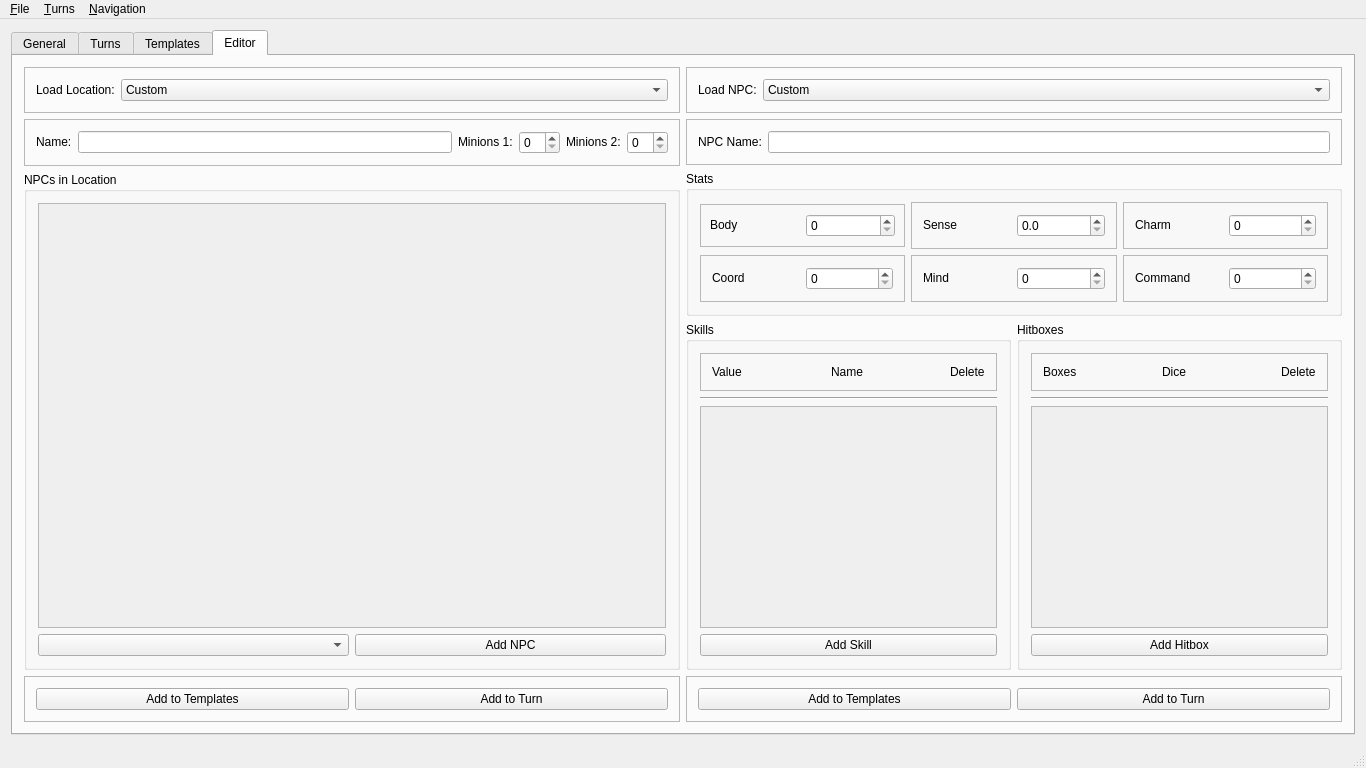
The window that src/mainwindow.ui (zobin8/talented-gm) describes before a commit, drawn with Qt 5.
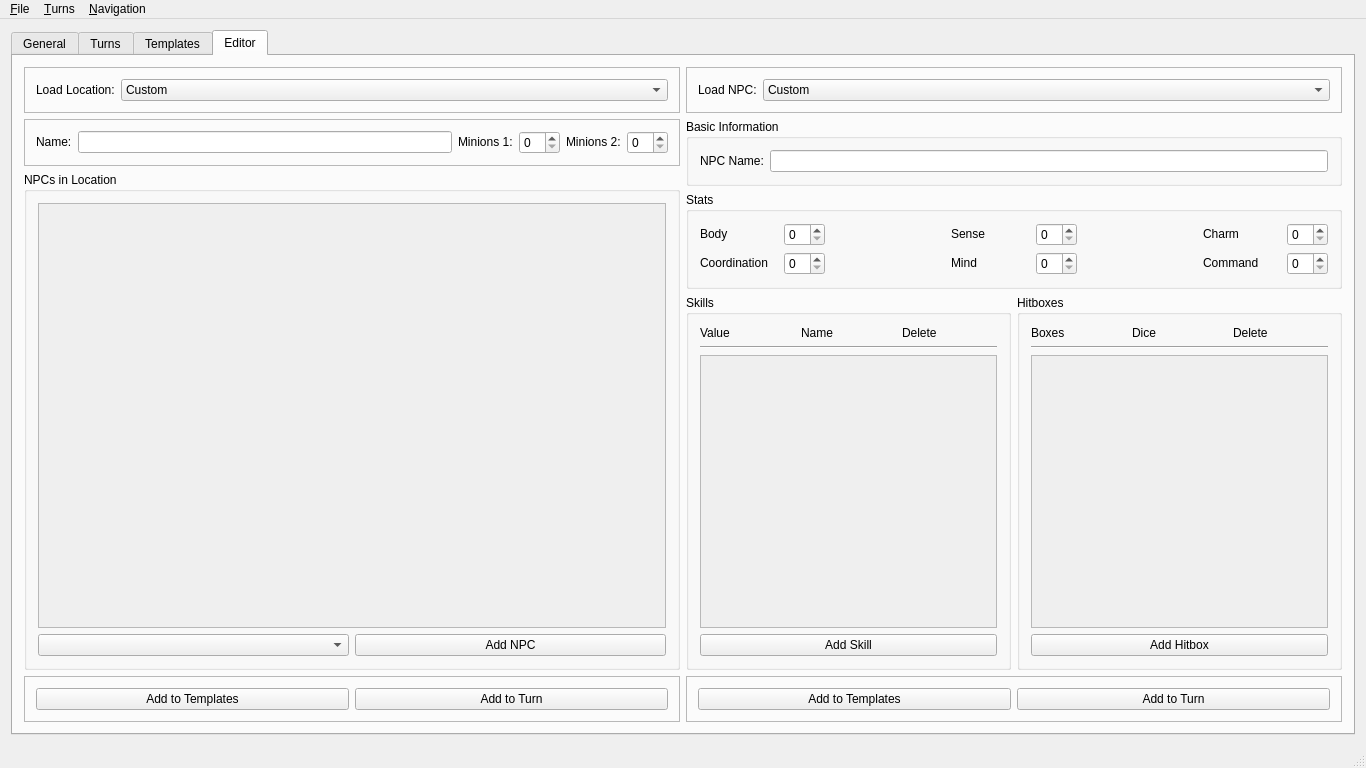
The same window after the commit.

Commit message: Updated UI  * Minor fixes to make UI look better.  * Also made more space for descriptions.

Patch:
```diff
--- a/src/mainwindow.ui
+++ b/src/mainwindow.ui
@@ -95,20 +95,38 @@
             <number>0</number>
            </property>
            <item>
-            <widget class="QFrame" name="frame_4">
+            <widget class="QGroupBox" name="groupBox_3">
              <property name="sizePolicy">
               <sizepolicy hsizetype="Preferred" vsizetype="Fixed">
                <horstretch>0</horstretch>
                <verstretch>0</verstretch>
               </sizepolicy>
              </property>
-             <property name="frameShape">
-              <enum>QFrame::StyledPanel</enum>
+             <property name="title">
+              <string>Location</string>
              </property>
-             <property name="frameShadow">
-              <enum>QFrame::Raised</enum>
+             <layout class="QVBoxLayout" name="verticalLayout_30">
+              <item>
+               <widget class="QWidget" name="widget_4" native="true">
+                <property name="sizePolicy">
+                 <sizepolicy hsizetype="Preferred" vsizetype="Fixed">
+                  <horstretch>0</horstretch>
+                  <verstretch>0</verstretch>
+                 </sizepolicy>
              </property>
              <layout class="QHBoxLayout" name="horizontalLayout_7">
+                 <property name="leftMargin">
+                  <number>0</number>
+                 </property>
+                 <property name="topMargin">
+                  <number>0</number>
+                 </property>
+                 <property name="rightMargin">
+                  <number>0</number>
+                 </property>
+                 <property name="bottomMargin">
+                  <number>0</number>
+                 </property>
               <item>
                <widget class="QLabel" name="turnLocationLabel">
                 <property name="sizePolicy">
@@ -141,7 +159,7 @@
               <item>
                <widget class="QLabel" name="label_10">
                 <property name="sizePolicy">
-                 <sizepolicy hsizetype="Fixed" vsizetype="Preferred">
+                    <sizepolicy hsizetype="Fixed" vsizetype="Fixed">
                   <horstretch>0</horstretch>
                   <verstretch>0</verstretch>
                  </sizepolicy>
@@ -167,7 +185,7 @@
               <item>
                <widget class="QLabel" name="label_11">
                 <property name="sizePolicy">
-                 <sizepolicy hsizetype="Fixed" vsizetype="Preferred">
+                    <sizepolicy hsizetype="Fixed" vsizetype="Fixed">
                   <horstretch>0</horstretch>
                   <verstretch>0</verstretch>
                  </sizepolicy>
@@ -193,6 +211,9 @@
              </layout>
             </widget>
            </item>
+             </layout>
+            </widget>
+           </item>
            <item>
             <widget class="QGroupBox" name="turnNPCBox">
              <property name="title">
@@ -215,8 +236,8 @@
                   <rect>
                    <x>0</x>
                    <y>0</y>
-                   <width>639</width>
-                   <height>408</height>
+                   <width>634</width>
+                   <height>356</height>
                   </rect>
                  </property>
                  <layout class="QVBoxLayout" name="verticalLayout_27"/>
@@ -326,8 +347,8 @@
                      <rect>
                       <x>0</x>
                       <y>0</y>
-                      <width>308</width>
-                      <height>63</height>
+                      <width>304</width>
+                      <height>68</height>
                      </rect>
                     </property>
                     <layout class="QVBoxLayout" name="verticalLayout_24"/>
@@ -376,8 +397,8 @@
                      <rect>
                       <x>0</x>
                       <y>0</y>
-                      <width>308</width>
-                      <height>63</height>
+                      <width>304</width>
+                      <height>68</height>
                      </rect>
                     </property>
                     <layout class="QVBoxLayout" name="verticalLayout_23"/>
@@ -418,20 +439,26 @@
              </property>
              <layout class="QVBoxLayout" name="verticalLayout_3">
               <item>
-               <widget class="QFrame" name="frame_2">
+               <widget class="QWidget" name="widget_2" native="true">
                 <property name="sizePolicy">
                  <sizepolicy hsizetype="Preferred" vsizetype="Fixed">
                   <horstretch>0</horstretch>
                   <verstretch>0</verstretch>
                  </sizepolicy>
                 </property>
-                <property name="frameShape">
-                 <enum>QFrame::StyledPanel</enum>
-                </property>
-                <property name="frameShadow">
-                 <enum>QFrame::Raised</enum>
-                </property>
                 <layout class="QHBoxLayout" name="horizontalLayout_4">
+                 <property name="leftMargin">
+                  <number>0</number>
+                 </property>
+                 <property name="topMargin">
+                  <number>0</number>
+                 </property>
+                 <property name="rightMargin">
+                  <number>0</number>
+                 </property>
+                 <property name="bottomMargin">
+                  <number>0</number>
+                 </property>
                  <item>
                   <widget class="QLabel" name="label_6">
                    <property name="sizePolicy">
@@ -530,8 +557,8 @@
                   <rect>
                    <x>0</x>
                    <y>0</y>
-                   <width>638</width>
-                   <height>307</height>
+                   <width>634</width>
+                   <height>304</height>
                   </rect>
                  </property>
                  <layout class="QVBoxLayout" name="verticalLayout_25"/>
@@ -708,8 +735,8 @@
                <rect>
                 <x>0</x>
                 <y>0</y>
-                <width>639</width>
-                <height>270</height>
+                <width>634</width>
+                <height>261</height>
                </rect>
               </property>
               <layout class="QVBoxLayout" name="verticalLayout_20"/>
@@ -741,8 +768,8 @@
                <rect>
                 <x>0</x>
                 <y>0</y>
-                <width>639</width>
-                <height>271</height>
+                <width>634</width>
+                <height>262</height>
                </rect>
               </property>
               <layout class="QVBoxLayout" name="verticalLayout_21"/>
@@ -759,20 +786,26 @@
           </property>
           <layout class="QVBoxLayout" name="verticalLayout_7">
            <item>
-            <widget class="QFrame" name="frame_6">
+            <widget class="QWidget" name="widget_6" native="true">
              <property name="sizePolicy">
               <sizepolicy hsizetype="Preferred" vsizetype="Fixed">
                <horstretch>0</horstretch>
                <verstretch>0</verstretch>
               </sizepolicy>
              </property>
-             <property name="frameShape">
-              <enum>QFrame::StyledPanel</enum>
-             </property>
-             <property name="frameShadow">
-              <enum>QFrame::Raised</enum>
-             </property>
              <layout class="QHBoxLayout" name="horizontalLayout_11">
+              <property name="leftMargin">
+               <number>0</number>
+              </property>
+              <property name="topMargin">
+               <number>0</number>
+              </property>
+              <property name="rightMargin">
+               <number>0</number>
+              </property>
+              <property name="bottomMargin">
+               <number>0</number>
+              </property>
               <item>
                <widget class="QLabel" name="label_7">
                 <property name="sizePolicy">
@@ -838,8 +871,8 @@
                <rect>
                 <x>0</x>
                 <y>0</y>
-                <width>638</width>
-                <height>227</height>
+                <width>634</width>
+                <height>233</height>
                </rect>
               </property>
               <layout class="QVBoxLayout" name="verticalLayout_22"/>
@@ -981,20 +1014,35 @@
             </widget>
            </item>
            <item>
-            <widget class="QFrame" name="frame_13">
+            <widget class="QFrame" name="frame_4">
+             <property name="frameShape">
+              <enum>QFrame::StyledPanel</enum>
+             </property>
+             <property name="frameShadow">
+              <enum>QFrame::Raised</enum>
+             </property>
+             <layout class="QVBoxLayout" name="verticalLayout_31">
+              <item>
+               <widget class="QWidget" name="widget_13" native="true">
              <property name="sizePolicy">
               <sizepolicy hsizetype="Preferred" vsizetype="Fixed">
                <horstretch>0</horstretch>
                <verstretch>0</verstretch>
               </sizepolicy>
              </property>
-             <property name="frameShape">
-              <enum>QFrame::StyledPanel</enum>
-             </property>
-             <property name="frameShadow">
-              <enum>QFrame::Raised</enum>
-             </property>
              <layout class="QHBoxLayout" name="horizontalLayout_19">
+                 <property name="leftMargin">
+                  <number>0</number>
+                 </property>
+                 <property name="topMargin">
+                  <number>0</number>
+                 </property>
+                 <property name="rightMargin">
+                  <number>0</number>
+                 </property>
+                 <property name="bottomMargin">
+                  <number>0</number>
+                 </property>
               <item>
                <widget class="QLabel" name="label_24">
                 <property name="sizePolicy">
@@ -1067,6 +1115,9 @@
              </layout>
             </widget>
            </item>
+             </layout>
+            </widget>
+           </item>
            <item>
             <widget class="QGroupBox" name="editNPCBox">
              <property name="title">
@@ -1089,8 +1140,8 @@
                   <rect>
                    <x>0</x>
                    <y>0</y>
-                   <width>639</width>
-                   <height>469</height>
+                   <width>634</width>
+                   <height>447</height>
                   </rect>
                  </property>
                  <layout class="QVBoxLayout" name="verticalLayout_18"/>
@@ -1168,6 +1219,12 @@
         </item>
         <item>
          <widget class="QWidget" name="widget_7" native="true">
+          <property name="sizePolicy">
+           <sizepolicy hsizetype="Preferred" vsizetype="Preferred">
+            <horstretch>0</horstretch>
+            <verstretch>0</verstretch>
+           </sizepolicy>
+          </property>
           <layout class="QVBoxLayout" name="verticalLayout_11">
            <property name="leftMargin">
             <number>0</number>
@@ -1222,18 +1279,45 @@
             </widget>
            </item>
            <item>
-            <widget class="QFrame" name="frame_26">
+            <widget class="QWidget" name="widget_3" native="true">
+             <layout class="QHBoxLayout" name="horizontalLayout_2">
+              <property name="leftMargin">
+               <number>0</number>
+              </property>
+              <property name="topMargin">
+               <number>0</number>
+              </property>
+              <property name="rightMargin">
+               <number>0</number>
+              </property>
+              <property name="bottomMargin">
+               <number>0</number>
+              </property>
+              <item>
+               <widget class="QWidget" name="widget_12" native="true">
+                <layout class="QVBoxLayout" name="verticalLayout_32">
+                 <property name="leftMargin">
+                  <number>0</number>
+                 </property>
+                 <property name="topMargin">
+                  <number>0</number>
+                 </property>
+                 <property name="rightMargin">
+                  <number>0</number>
+                 </property>
+                 <property name="bottomMargin">
+                  <number>0</number>
+                 </property>
+                 <item>
+                  <widget class="QGroupBox" name="groupBox_26">
              <property name="sizePolicy">
               <sizepolicy hsizetype="Preferred" vsizetype="Fixed">
                <horstretch>0</horstretch>
                <verstretch>0</verstretch>
               </sizepolicy>
              </property>
-             <property name="frameShape">
-              <enum>QFrame::StyledPanel</enum>
-             </property>
-             <property name="frameShadow">
-              <enum>QFrame::Raised</enum>
+                   <property name="title">
+                    <string>Basic Information</string>
              </property>
              <layout class="QHBoxLayout" name="horizontalLayout_33">
               <item>
@@ -1274,75 +1358,23 @@
               <string>Stats</string>
              </property>
              <layout class="QGridLayout" name="gridLayout_3">
-              <item row="1" column="1">
-               <widget class="QFrame" name="frame_18">
-                <property name="sizePolicy">
-                 <sizepolicy hsizetype="Preferred" vsizetype="Fixed">
-                  <horstretch>0</horstretch>
-                  <verstretch>0</verstretch>
-                 </sizepolicy>
-                </property>
-                <property name="frameShape">
-                 <enum>QFrame::StyledPanel</enum>
-                </property>
-                <property name="frameShadow">
-                 <enum>QFrame::Raised</enum>
-                </property>
-                <layout class="QHBoxLayout" name="horizontalLayout_25">
-                 <item>
-                  <widget class="QLabel" name="label_33">
-                   <property name="sizePolicy">
-                    <sizepolicy hsizetype="Preferred" vsizetype="Fixed">
-                     <horstretch>0</horstretch>
-                     <verstretch>0</verstretch>
-                    </sizepolicy>
-                   </property>
-                   <property name="text">
-                    <string>Mind</string>
-                   </property>
-                  </widget>
-                 </item>
-                 <item>
-                  <widget class="QSpinBox" name="editMindSpin">
-                   <property name="sizePolicy">
-                    <sizepolicy hsizetype="Preferred" vsizetype="Fixed">
-                     <horstretch>0</horstretch>
-                     <verstretch>0</verstretch>
-                    </sizepolicy>
-                   </property>
-                  </widget>
-                 </item>
-                </layout>
-               </widget>
+                    <item row="0" column="4">
+                     <spacer name="horizontalSpacer_3">
+                      <property name="orientation">
+                       <enum>Qt::Horizontal</enum>
+                      </property>
+                      <property name="sizeType">
+                       <enum>QSizePolicy::Preferred</enum>
+                      </property>
+                      <property name="sizeHint" stdset="0">
+                       <size>
+                        <width>40</width>
+                        <height>20</height>
+                       </size>
+                      </property>
+                     </spacer>
               </item>
               <item row="0" column="0">
-               <widget class="QFrame" name="frame_17">
-                <property name="sizePolicy">
-                 <sizepolicy hsizetype="Preferred" vsizetype="Fixed">
-                  <horstretch>0</horstretch>
-                  <verstretch>0</verstretch>
-                 </sizepolicy>
-                </property>
-                <property name="frameShape">
-                 <enum>QFrame::StyledPanel</enum>
-                </property>
-                <property name="frameShadow">
-                 <enum>QFrame::Raised</enum>
-                </property>
-                <layout class="QHBoxLayout" name="horizontalLayout_24">
-                 <property name="leftMargin">
-                  <number>9</number>
-                 </property>
-                 <property name="topMargin">
-                  <number>9</number>
-                 </property>
-                 <property name="rightMargin">
-                  <number>9</number>
-                 </property>
-                 <property name="bottomMargin">
-                  <number>9</number>
-                 </property>
-                 <item>
                   <widget class="QLabel" name="label_32">
                    <property name="sizePolicy">
                     <sizepolicy hsizetype="Preferred" vsizetype="Fixed">
@@ -1355,120 +1387,75 @@
                    </property>
                   </widget>
                  </item>
-                 <item>
-                  <widget class="QSpinBox" name="editBodySpin">
-                   <property name="sizePolicy">
-                    <sizepolicy hsizetype="Preferred" vsizetype="Fixed">
-                     <horstretch>0</horstretch>
-                     <verstretch>0</verstretch>
-                    </sizepolicy>
-                   </property>
-                  </widget>
-                 </item>
-                </layout>
-               </widget>
-              </item>
-              <item row="1" column="0">
-               <widget class="QFrame" name="frame_21">
-                <property name="sizePolicy">
-                 <sizepolicy hsizetype="Preferred" vsizetype="Fixed">
-                  <horstretch>0</horstretch>
-                  <verstretch>0</verstretch>
-                 </sizepolicy>
-                </property>
-                <property name="frameShape">
-                 <enum>QFrame::StyledPanel</enum>
-                </property>
-                <property name="frameShadow">
-                 <enum>QFrame::Raised</enum>
-                </property>
-                <layout class="QHBoxLayout" name="horizontalLayout_28">
-                 <item>
-                  <widget class="QLabel" name="label_36">
-                   <property name="sizePolicy">
-                    <sizepolicy hsizetype="Preferred" vsizetype="Fixed">
-                     <horstretch>0</horstretch>
-                     <verstretch>0</verstretch>
-                    </sizepolicy>
-                   </property>
-                   <property name="text">
-                    <string>Coord</string>
-                   </property>
-                  </widget>
-                 </item>
-                 <item>
-                  <widget class="QSpinBox" name="editCoordSpin">
-                   <property name="sizePolicy">
-                    <sizepolicy hsizetype="Preferred" vsizetype="Fixed">
-                     <horstretch>0</horstretch>
-                     <verstretch>0</verstretch>
-                    </sizepolicy>
-                   </property>
-                  </widget>
-                 </item>
-                </layout>
-               </widget>
-              </item>
-              <item row="0" column="1">
-               <widget class="QFrame" name="frame_20">
-                <property name="sizePolicy">
-                 <sizepolicy hsizetype="Preferred" vsizetype="Fixed">
-                  <horstretch>0</horstretch>
-                  <verstretch>0</verstretch>
-                 </sizepolicy>
-                </property>
-                <property name="frameShape">
-                 <enum>QFrame::StyledPanel</enum>
-                </property>
-                <property name="frameShadow">
-                 <enum>QFrame::Raised</enum>
-                </property>
-                <layout class="QHBoxLayout" name="horizontalLayout_27">
-                 <item>
-                  <widget class="QLabel" name="label_35">
-                   <property name="sizePolicy">
-                    <sizepolicy hsizetype="Preferred" vsizetype="Fixed">
-                     <horstretch>0</horstretch>
-                     <verstretch>0</verstretch>
-                    </sizepolicy>
-                   </property>
-                   <property name="text">
-                    <string>Sense</string>
-                   </property>
-                  </widget>
-                 </item>
-                 <item>
-                  <widget class="QDoubleSpinBox" name="editSenseSpin">
-                   <property name="sizePolicy">
-                    <sizepolicy hsizetype="Preferred" vsizetype="Fixed">
-                     <horstretch>0</horstretch>
-                     <verstretch>0</verstretch>
-                    </sizepolicy>
-                   </property>
-                   <property name="decimals">
-                    <number>1</number>
-                   </property>
-                  </widget>
-                 </item>
-                </layout>
-               </widget>
-              </item>
               <item row="0" column="2">
-               <widget class="QFrame" name="frame_22">
+                     <spacer name="horizontalSpacer_4">
+                      <property name="orientation">
+                       <enum>Qt::Horizontal</enum>
+                      </property>
+                      <property name="sizeType">
+                       <enum>QSizePolicy::Preferred</enum>
+                      </property>
+                      <property name="sizeHint" stdset="0">
+                       <size>
+                        <width>40</width>
+                        <height>20</height>
+                       </size>
+                      </property>
+                     </spacer>
+                    </item>
+                    <item row="1" column="1">
+                     <widget class="QSpinBox" name="editCoordSpin">
                 <property name="sizePolicy">
-                 <sizepolicy hsizetype="Preferred" vsizetype="Fixed">
+                       <sizepolicy hsizetype="Fixed" vsizetype="Fixed">
                   <horstretch>0</horstretch>
                   <verstretch>0</verstretch>
                  </sizepolicy>
                 </property>
-                <property name="frameShape">
-                 <enum>QFrame::StyledPanel</enum>
-                </property>
-                <property name="frameShadow">
-                 <enum>QFrame::Raised</enum>
-                </property>
-                <layout class="QHBoxLayout" name="horizontalLayout_29">
-                 <item>
+                     </widget>
+                    </item>
+                    <item row="0" column="1">
+                     <widget class="QSpinBox" name="editBodySpin">
+                      <property name="sizePolicy">
+                       <sizepolicy hsizetype="Fixed" vsizetype="Fixed">
+                        <horstretch>0</horstretch>
+                        <verstretch>0</verstretch>
+                       </sizepolicy>
+                      </property>
+                     </widget>
+                    </item>
+                    <item row="0" column="10">
+                     <spacer name="horizontalSpacer_5">
+                      <property name="orientation">
+                       <enum>Qt::Horizontal</enum>
+                      </property>
+                      <property name="sizeType">
+                       <enum>QSizePolicy::Preferred</enum>
+                      </property>
+                      <property name="sizeHint" stdset="0">
+                       <size>
+                        <width>40</width>
+                        <height>20</height>
+                       </size>
+                      </property>
+                     </spacer>
+                    </item>
+                    <item row="0" column="8">
+                     <spacer name="horizontalSpacer_2">
+                      <property name="orientation">
+                       <enum>Qt::Horizontal</enum>
+                      </property>
+                      <property name="sizeType">
+                       <enum>QSizePolicy::Preferred</enum>
+                      </property>
+                      <property name="sizeHint" stdset="0">
+                       <size>
+                        <width>40</width>
+                        <height>20</height>
+                       </size>
+                      </property>
+                     </spacer>
+                    </item>
+                    <item row="0" column="11">
                   <widget class="QLabel" name="label_37">
                    <property name="sizePolicy">
                     <sizepolicy hsizetype="Preferred" vsizetype="Fixed">
@@ -1481,35 +1468,89 @@
                    </property>
                   </widget>
                  </item>
-                 <item>
+                    <item row="0" column="12">
                   <widget class="QSpinBox" name="editCharmSpin">
                    <property name="sizePolicy">
+                       <sizepolicy hsizetype="Fixed" vsizetype="Fixed">
+                        <horstretch>0</horstretch>
+                        <verstretch>0</verstretch>
+                       </sizepolicy>
+                      </property>
+                     </widget>
+                    </item>
+                    <item row="1" column="0">
+                     <widget class="QLabel" name="label_36">
+                      <property name="sizePolicy">
                     <sizepolicy hsizetype="Preferred" vsizetype="Fixed">
                      <horstretch>0</horstretch>
                      <verstretch>0</verstretch>
                     </sizepolicy>
                    </property>
-                  </widget>
-                 </item>
-                </layout>
-               </widget>
-              </item>
-              <item row="1" column="2">
-               <widget class="QFrame" name="frame_19">
+                      <property name="text">
+                       <string>Coordination</string>
+                      </property>
+                     </widget>
+                    </item>
+                    <item row="0" column="3">
+                     <spacer name="horizontalSpacer_6">
+                      <property name="orientation">
+                       <enum>Qt::Horizontal</enum>
+                      </property>
+                      <property name="sizeType">
+                       <enum>QSizePolicy::Preferred</enum>
+                      </property>
+                      <property name="sizeHint" stdset="0">
+                       <size>
+                        <width>40</width>
+                        <height>20</height>
+                       </size>
+                      </property>
+                     </spacer>
+                    </item>
+                    <item row="1" column="7">
+                     <widget class="QSpinBox" name="editMindSpin">
+                      <property name="sizePolicy">
+                       <sizepolicy hsizetype="Fixed" vsizetype="Fixed">
+                        <horstretch>0</horstretch>
+                        <verstretch>0</verstretch>
+                       </sizepolicy>
+                      </property>
+                     </widget>
+                    </item>
+                    <item row="0" column="7">
+                     <widget class="QSpinBox" name="editSenseSpin">
                 <property name="sizePolicy">
+                       <sizepolicy hsizetype="Fixed" vsizetype="Fixed">
+                        <horstretch>0</horstretch>
+                        <verstretch>0</verstretch>
+                       </sizepolicy>
+                      </property>
+                     </widget>
+                    </item>
+                    <item row="0" column="5">
+                     <widget class="QLabel" name="label_35">
+                      <property name="sizePolicy">
                  <sizepolicy hsizetype="Preferred" vsizetype="Fixed">
                   <horstretch>0</horstretch>
                   <verstretch>0</verstretch>
                  </sizepolicy>
                 </property>
-                <property name="frameShape">
-                 <enum>QFrame::StyledPanel</enum>
-                </property>
-                <property name="frameShadow">
-                 <enum>QFrame::Raised</enum>
-                </property>
-                <layout class="QHBoxLayout" name="horizontalLayout_26">
-                 <item>
+                      <property name="text">
+                       <string>Sense</string>
+                      </property>
+                     </widget>
+                    </item>
+                    <item row="1" column="12">
+                     <widget class="QSpinBox" name="editCommSpin">
+                      <property name="sizePolicy">
+                       <sizepolicy hsizetype="Fixed" vsizetype="Fixed">
+                        <horstretch>0</horstretch>
+                        <verstretch>0</verstretch>
+                       </sizepolicy>
+                      </property>
+                     </widget>
+                    </item>
+                    <item row="1" column="11">
                   <widget class="QLabel" name="label_34">
                    <property name="sizePolicy">
                     <sizepolicy hsizetype="Preferred" vsizetype="Fixed">
@@ -1522,14 +1563,36 @@
                    </property>
                   </widget>
                  </item>
-                 <item>
-                  <widget class="QSpinBox" name="editCommSpin">
+                    <item row="1" column="5">
+                     <widget class="QLabel" name="label_33">
                    <property name="sizePolicy">
                     <sizepolicy hsizetype="Preferred" vsizetype="Fixed">
                      <horstretch>0</horstretch>
                      <verstretch>0</verstretch>
                     </sizepolicy>
                    </property>
+                      <property name="text">
+                       <string>Mind</string>
+                      </property>
+                     </widget>
+                    </item>
+                    <item row="0" column="9">
+                     <spacer name="horizontalSpacer_7">
+                      <property name="orientation">
+                       <enum>Qt::Horizontal</enum>
+                      </property>
+                      <property name="sizeType">
+                       <enum>QSizePolicy::Preferred</enum>
+                      </property>
+                      <property name="sizeHint" stdset="0">
+                       <size>
+                        <width>40</width>
+                        <height>20</height>
+                       </size>
+                      </property>
+                     </spacer>
+                    </item>
+                   </layout>
                   </widget>
                  </item>
                 </layout>
@@ -1555,25 +1618,37 @@
               </property>
               <item>
                <widget class="QGroupBox" name="editSkillBox">
+                <property name="sizePolicy">
+                 <sizepolicy hsizetype="Preferred" vsizetype="Expanding">
+                  <horstretch>0</horstretch>
+                  <verstretch>0</verstretch>
+                 </sizepolicy>
+                </property>
                 <property name="title">
                  <string>Skills</string>
                 </property>
                 <layout class="QVBoxLayout" name="verticalLayout_13">
                  <item>
-                  <widget class="QFrame" name="frame_16">
+                  <widget class="QWidget" name="widget_16" native="true">
                    <property name="sizePolicy">
                     <sizepolicy hsizetype="Preferred" vsizetype="Fixed">
                      <horstretch>0</horstretch>
                      <verstretch>0</verstretch>
                     </sizepolicy>
                    </property>
-                   <property name="frameShape">
-                    <enum>QFrame::StyledPanel</enum>
-                   </property>
-                   <property name="frameShadow">
-                    <enum>QFrame::Raised</enum>
-                   </property>
                    <layout class="QHBoxLayout" name="horizontalLayout_23">
+                    <property name="leftMargin">
+                     <number>0</number>
+                    </property>
+                    <property name="topMargin">
+                     <number>0</number>
+                    </property>
+                    <property name="rightMargin">
+                     <number>0</number>
+                    </property>
+                    <property name="bottomMargin">
+                     <number>0</number>
+                    </property>
                     <item>
                      <widget class="QLabel" name="label_29">
                       <property name="sizePolicy">
@@ -1603,7 +1678,7 @@
                     <item>
                      <widget class="QLabel" name="label_31">
                       <property name="sizePolicy">
-                       <sizepolicy hsizetype="Fixed" vsizetype="Preferred">
+                       <sizepolicy hsizetype="Preferred" vsizetype="Preferred">
                         <horstretch>0</horstretch>
                         <verstretch>0</verstretch>
                        </sizepolicy>
@@ -1654,7 +1729,7 @@
                         <rect>
                          <x>0</x>
                          <y>0</y>
-                         <width>305</width>
+                         <width>301</width>
                          <height>299</height>
                         </rect>
                        </property>
@@ -1677,25 +1752,37 @@
               </item>
               <item>
                <widget class="QGroupBox" name="editHitBox">
+                <property name="sizePolicy">
+                 <sizepolicy hsizetype="Preferred" vsizetype="Expanding">
+                  <horstretch>0</horstretch>
+                  <verstretch>0</verstretch>
+                 </sizepolicy>
+                </property>
                 <property name="title">
                  <string>Hitboxes</string>
                 </property>
                 <layout class="QVBoxLayout" name="verticalLayout_12">
                  <item>
-                  <widget class="QFrame" name="frame_24">
+                  <widget class="QWidget" name="widget_24" native="true">
                    <property name="sizePolicy">
                     <sizepolicy hsizetype="Preferred" vsizetype="Fixed">
                      <horstretch>0</horstretch>
                      <verstretch>0</verstretch>
                     </sizepolicy>
                    </property>
-                   <property name="frameShape">
-                    <enum>QFrame::StyledPanel</enum>
-                   </property>
-                   <property name="frameShadow">
-                    <enum>QFrame::Raised</enum>
-                   </property>
                    <layout class="QHBoxLayout" name="horizontalLayout_31">
+                    <property name="leftMargin">
+                     <number>0</number>
+                    </property>
+                    <property name="topMargin">
+                     <number>0</number>
+                    </property>
+                    <property name="rightMargin">
+                     <number>0</number>
+                    </property>
+                    <property name="bottomMargin">
+                     <number>0</number>
+                    </property>
                     <item>
                      <widget class="QLabel" name="label_38">
                       <property name="sizePolicy">
@@ -1725,7 +1812,7 @@
                     <item>
                      <widget class="QLabel" name="label_40">
                       <property name="sizePolicy">
-                       <sizepolicy hsizetype="Fixed" vsizetype="Preferred">
+                       <sizepolicy hsizetype="Preferred" vsizetype="Preferred">
                         <horstretch>0</horstretch>
                         <verstretch>0</verstretch>
                        </sizepolicy>
@@ -1773,7 +1860,7 @@
                      <rect>
                       <x>0</x>
                       <y>0</y>
-                      <width>304</width>
+                      <width>301</width>
                       <height>299</height>
                      </rect>
                     </property>
@@ -1844,7 +1931,7 @@
      <x>0</x>
      <y>0</y>
      <width>1366</width>
-     <height>18</height>
+     <height>19</height>
     </rect>
    </property>
    <widget class="QMenu" name="menuFile">
```
Lines whose indentation alone changed are shown as unchanged. The commit also changes 3 other files.
